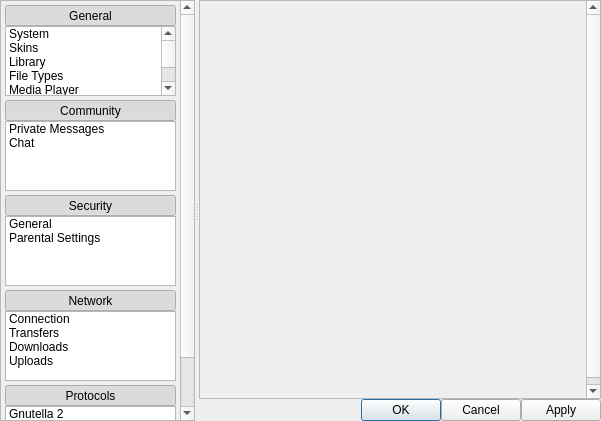
Before: the Qt Designer form branch/newsettingsdialog/UI/dialogsettings.ui in c3c/quazaa, drawn with Qt 5.
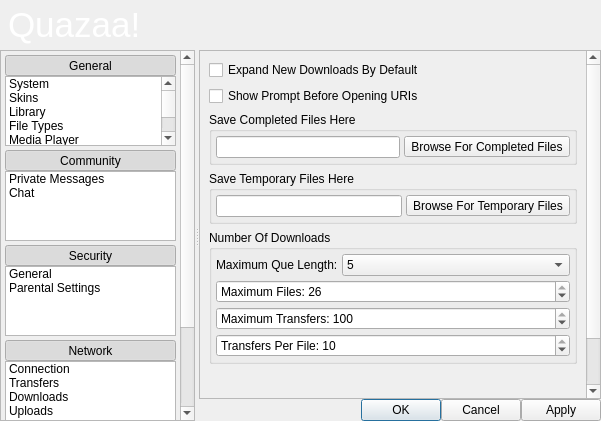
After: the same form once the commit is applied. The open tabs and pages were chosen to show the change. Icons and pictures are not drawn.

Commit message: Gave DialogSettings some header. Filled in a few more settings pages.

The edit to the form file:
```diff
--- a/branch/newsettingsdialog/UI/dialogsettings.ui
+++ b/branch/newsettingsdialog/UI/dialogsettings.ui
@@ -30,6 +30,70 @@
    <property name="margin">
     <number>0</number>
    </property>
+   <item>
+    <widget class="QFrame" name="frameCommonHeader">
+     <property name="minimumSize">
+      <size>
+       <width>0</width>
+       <height>50</height>
+      </size>
+     </property>
+     <property name="maximumSize">
+      <size>
+       <width>16777215</width>
+       <height>50</height>
+      </size>
+     </property>
+     <property name="styleSheet">
+      <string notr="true">background-image: url(:/Resource/HeaderBackground.png);
+color: rgb(255, 255, 255);</string>
+     </property>
+     <property name="frameShape">
+      <enum>QFrame::NoFrame</enum>
+     </property>
+     <property name="frameShadow">
+      <enum>QFrame::Raised</enum>
+     </property>
+     <layout class="QGridLayout" name="gridLayout_23">
+      <property name="margin">
+       <number>1</number>
+      </property>
+      <property name="spacing">
+       <number>0</number>
+      </property>
+      <item row="0" column="0">
+       <widget class="QLabel" name="labelLogo">
+        <property name="styleSheet">
+         <string notr="true">background-color: transparent;</string>
+        </property>
+        <property name="text">
+         <string/>
+        </property>
+        <property name="pixmap">
+         <pixmap resource="../Resource.qrc">:/Resource/Quazaa48.png</pixmap>
+        </property>
+       </widget>
+      </item>
+      <item row="0" column="1">
+       <widget class="QLabel" name="labelHeaderText">
+        <property name="sizePolicy">
+         <sizepolicy hsizetype="MinimumExpanding" vsizetype="Preferred">
+          <horstretch>0</horstretch>
+          <verstretch>0</verstretch>
+         </sizepolicy>
+        </property>
+        <property name="text">
+         <string notr="true">&lt;!DOCTYPE HTML PUBLIC &quot;-//W3C//DTD HTML 4.0//EN&quot; &quot;http://www.w3.org/TR/REC-html40/strict.dtd&quot;&gt;
+&lt;html&gt;&lt;head&gt;&lt;meta name=&quot;qrichtext&quot; content=&quot;1&quot; /&gt;&lt;style type=&quot;text/css&quot;&gt;
+p, li { white-space: pre-wrap; }
+&lt;/style&gt;&lt;/head&gt;&lt;body style=&quot; font-family:'MS Shell Dlg 2'; font-size:8.25pt; font-weight:400; font-style:normal;&quot;&gt;
+&lt;p style=&quot; margin-top:0px; margin-bottom:0px; margin-left:0px; margin-right:0px; -qt-block-indent:0; text-indent:0px;&quot;&gt;&lt;span style=&quot; font-size:26pt;&quot;&gt;Quazaa!&lt;/span&gt;&lt;/p&gt;&lt;/body&gt;&lt;/html&gt;</string>
+        </property>
+       </widget>
+      </item>
+     </layout>
+    </widget>
+   </item>
    <item>
     <widget class="QSplitter" name="splitter">
      <property name="orientation">
@@ -2280,9 +2344,378 @@
                </item>
               </layout>
              </widget>
-             <widget class="QWidget" name="pageTransfers"/>
-             <widget class="QWidget" name="pageDownloads"/>
-             <widget class="QWidget" name="pageUploads"/>
+             <widget class="QWidget" name="pageTransfers">
+              <layout class="QVBoxLayout" name="verticalLayout_26">
+               <property name="spacing">
+                <number>4</number>
+               </property>
+               <property name="margin">
+                <number>4</number>
+               </property>
+               <item>
+                <widget class="QCheckBox" name="checkBoxOnlyDownloadConnectedNetworks">
+                 <property name="text">
+                  <string>Only Download And Upload To Connected Networks</string>
+                 </property>
+                </widget>
+               </item>
+               <item>
+                <widget class="QCheckBox" name="checkBoxSimpleProgress">
+                 <property name="text">
+                  <string>Display Simple Progress Bar</string>
+                 </property>
+                </widget>
+               </item>
+               <item>
+                <spacer name="verticalSpacer_16">
+                 <property name="orientation">
+                  <enum>Qt::Vertical</enum>
+                 </property>
+                 <property name="sizeHint" stdset="0">
+                  <size>
+                   <width>20</width>
+                   <height>396</height>
+                  </size>
+                 </property>
+                </spacer>
+               </item>
+              </layout>
+             </widget>
+             <widget class="QWidget" name="pageDownloads">
+              <layout class="QVBoxLayout" name="verticalLayout_28">
+               <item>
+                <widget class="QCheckBox" name="checkBoxExpandDownloads">
+                 <property name="text">
+                  <string>Expand New Downloads By Default</string>
+                 </property>
+                 <property name="checked">
+                  <bool>false</bool>
+                 </property>
+                </widget>
+               </item>
+               <item>
+                <widget class="QCheckBox" name="checkBoxURIPrompt">
+                 <property name="text">
+                  <string>Show Prompt Before Opening URIs</string>
+                 </property>
+                 <property name="checked">
+                  <bool>false</bool>
+                 </property>
+                </widget>
+               </item>
+               <item>
+                <widget class="QGroupBox" name="groupBoxDownloadsCompleted">
+                 <property name="title">
+                  <string>Save Completed Files Here</string>
+                 </property>
+                 <layout class="QHBoxLayout" name="horizontalLayout_2">
+                  <property name="spacing">
+                   <number>4</number>
+                  </property>
+                  <property name="margin">
+                   <number>4</number>
+                  </property>
+                  <item>
+                   <widget class="QLineEdit" name="lineEditSaveFolder">
+                    <property name="readOnly">
+                     <bool>true</bool>
+                    </property>
+                   </widget>
+                  </item>
+                  <item>
+                   <widget class="QToolButton" name="toolButtonSaveBrowse">
+                    <property name="text">
+                     <string>Browse For Completed Files</string>
+                    </property>
+                    <property name="icon">
+                     <iconset resource="../Resource.qrc">
+                      <normaloff>:/Resource/Library/BrowseFolder.png</normaloff>:/Resource/Library/BrowseFolder.png</iconset>
+                    </property>
+                    <property name="iconSize">
+                     <size>
+                      <width>24</width>
+                      <height>24</height>
+                     </size>
+                    </property>
+                   </widget>
+                  </item>
+                 </layout>
+                </widget>
+               </item>
+               <item>
+                <widget class="QGroupBox" name="groupBoxDownloadsTemporary">
+                 <property name="title">
+                  <string>Save Temporary Files Here</string>
+                 </property>
+                 <layout class="QHBoxLayout" name="horizontalLayout_3">
+                  <property name="spacing">
+                   <number>4</number>
+                  </property>
+                  <property name="margin">
+                   <number>4</number>
+                  </property>
+                  <item>
+                   <widget class="QLineEdit" name="lineEditTempFolder">
+                    <property name="readOnly">
+                     <bool>true</bool>
+                    </property>
+                   </widget>
+                  </item>
+                  <item>
+                   <widget class="QToolButton" name="toolButtonTempBrowse">
+                    <property name="text">
+                     <string>Browse For Temporary Files</string>
+                    </property>
+                    <property name="icon">
+                     <iconset resource="../Resource.qrc">
+                      <normaloff>:/Resource/Library/BrowseFolder.png</normaloff>:/Resource/Library/BrowseFolder.png</iconset>
+                    </property>
+                    <property name="iconSize">
+                     <size>
+                      <width>24</width>
+                      <height>24</height>
+                     </size>
+                    </property>
+                   </widget>
+                  </item>
+                 </layout>
+                </widget>
+               </item>
+               <item>
+                <widget class="QGroupBox" name="groupBoxDownloadsNumber">
+                 <property name="title">
+                  <string>Number Of Downloads</string>
+                 </property>
+                 <layout class="QGridLayout" name="gridLayout_17">
+                  <property name="margin">
+                   <number>4</number>
+                  </property>
+                  <property name="spacing">
+                   <number>4</number>
+                  </property>
+                  <item row="0" column="0">
+                   <widget class="QLabel" name="labelMaxQue">
+                    <property name="text">
+                     <string>Maximum Que Length:</string>
+                    </property>
+                    <property name="buddy">
+                     <cstring>comboBoxQueLength</cstring>
+                    </property>
+                   </widget>
+                  </item>
+                  <item row="0" column="1">
+                   <widget class="QComboBox" name="comboBoxQueLength">
+                    <property name="sizePolicy">
+                     <sizepolicy hsizetype="MinimumExpanding" vsizetype="Fixed">
+                      <horstretch>0</horstretch>
+                      <verstretch>0</verstretch>
+                     </sizepolicy>
+                    </property>
+                    <item>
+                     <property name="text">
+                      <string>5</string>
+                     </property>
+                    </item>
+                    <item>
+                     <property name="text">
+                      <string>10</string>
+                     </property>
+                    </item>
+                    <item>
+                     <property name="text">
+                      <string>20</string>
+                     </property>
+                    </item>
+                    <item>
+                     <property name="text">
+                      <string>MAX</string>
+                     </property>
+                    </item>
+                   </widget>
+                  </item>
+                  <item row="1" column="0" colspan="2">
+                   <widget class="QSpinBox" name="spinBoxMaxFiles">
+                    <property name="prefix">
+                     <string>Maximum Files: </string>
+                    </property>
+                    <property name="minimum">
+                     <number>1</number>
+                    </property>
+                    <property name="maximum">
+                     <number>26</number>
+                    </property>
+                    <property name="value">
+                     <number>26</number>
+                    </property>
+                   </widget>
+                  </item>
+                  <item row="2" column="0" colspan="2">
+                   <widget class="QSpinBox" name="spinBoxMaxTransfers">
+                    <property name="prefix">
+                     <string>Maximum Transfers: </string>
+                    </property>
+                    <property name="minimum">
+                     <number>1</number>
+                    </property>
+                    <property name="maximum">
+                     <number>100</number>
+                    </property>
+                    <property name="value">
+                     <number>100</number>
+                    </property>
+                   </widget>
+                  </item>
+                  <item row="3" column="0" colspan="2">
+                   <widget class="QSpinBox" name="spinBoxTransfersPerFile">
+                    <property name="prefix">
+                     <string>Transfers Per File: </string>
+                    </property>
+                    <property name="minimum">
+                     <number>1</number>
+                    </property>
+                    <property name="maximum">
+                     <number>10</number>
+                    </property>
+                    <property name="value">
+                     <number>10</number>
+                    </property>
+                   </widget>
+                  </item>
+                 </layout>
+                </widget>
+               </item>
+               <item>
+                <spacer name="verticalSpacer_17">
+                 <property name="orientation">
+                  <enum>Qt::Vertical</enum>
+                 </property>
+                 <property name="sizeHint" stdset="0">
+                  <size>
+                   <width>20</width>
+                   <height>40</height>
+                  </size>
+                 </property>
+                </spacer>
+               </item>
+              </layout>
+             </widget>
+             <widget class="QWidget" name="pageUploads">
+              <layout class="QVBoxLayout" name="verticalLayout_30">
+               <item>
+                <widget class="QGroupBox" name="groupBoxUploadOptions">
+                 <property name="title">
+                  <string>Options</string>
+                 </property>
+                 <layout class="QVBoxLayout" name="verticalLayout_29">
+                  <property name="margin">
+                   <number>4</number>
+                  </property>
+                  <item>
+                   <widget class="QCheckBox" name="checkBoxSharePartials">
+                    <property name="text">
+                     <string>Share NEW Partial Downloads</string>
+                    </property>
+                   </widget>
+                  </item>
+                  <item>
+                   <widget class="QCheckBox" name="checkBoxSharePreviews">
+                    <property name="text">
+                     <string>Share Preview Files</string>
+                    </property>
+                   </widget>
+                  </item>
+                  <item>
+                   <widget class="QCheckBox" name="checkBoxSharingLimitHub">
+                    <property name="text">
+                     <string>Limit Sharing In Hub Mode</string>
+                    </property>
+                   </widget>
+                  </item>
+                  <item>
+                   <widget class="QSpinBox" name="spinBoxUniqueHostLimit">
+                    <property name="prefix">
+                     <string>Limit Per Unique host: </string>
+                    </property>
+                   </widget>
+                  </item>
+                 </layout>
+                </widget>
+               </item>
+               <item>
+                <widget class="QGroupBox" name="groupBoxUploadQueues">
+                 <property name="title">
+                  <string>Queues</string>
+                 </property>
+                 <layout class="QGridLayout" name="gridLayout_18">
+                  <property name="margin">
+                   <number>4</number>
+                  </property>
+                  <property name="spacing">
+                   <number>4</number>
+                  </property>
+                  <item row="1" column="0" colspan="4">
+                   <widget class="QTreeWidget" name="treeWidgetQueues">
+                    <column>
+                     <property name="text">
+                      <string>Name</string>
+                     </property>
+                    </column>
+                    <column>
+                     <property name="text">
+                      <string>Criteria</string>
+                     </property>
+                    </column>
+                    <column>
+                     <property name="text">
+                      <string>Bandwidth</string>
+                     </property>
+                    </column>
+                    <column>
+                     <property name="text">
+                      <string>Transfers</string>
+                     </property>
+                    </column>
+                   </widget>
+                  </item>
+                  <item row="2" column="1">
+                   <widget class="QPushButton" name="pushButtonNewQueue">
+                    <property name="text">
+                     <string>New</string>
+                    </property>
+                   </widget>
+                  </item>
+                  <item row="2" column="2">
+                   <widget class="QPushButton" name="pushButtonEditQueue">
+                    <property name="text">
+                     <string>Edit</string>
+                    </property>
+                   </widget>
+                  </item>
+                  <item row="2" column="3">
+                   <widget class="QPushButton" name="pushButtonDeleteQueue">
+                    <property name="text">
+                     <string>Delete</string>
+                    </property>
+                   </widget>
+                  </item>
+                  <item row="2" column="0">
+                   <spacer name="horizontalSpacer_5">
+                    <property name="orientation">
+                     <enum>Qt::Horizontal</enum>
+                    </property>
+                    <property name="sizeHint" stdset="0">
+                     <size>
+                      <width>40</width>
+                      <height>20</height>
+                     </size>
+                    </property>
+                   </spacer>
+                  </item>
+                 </layout>
+                </widget>
+               </item>
+              </layout>
+             </widget>
              <widget class="QWidget" name="pageGnutella2"/>
              <widget class="QWidget" name="pageAres"/>
              <widget class="QWidget" name="pageEDonkey"/>
```
Left out of the diff: 10 changed lines with no effect on the pictures.
